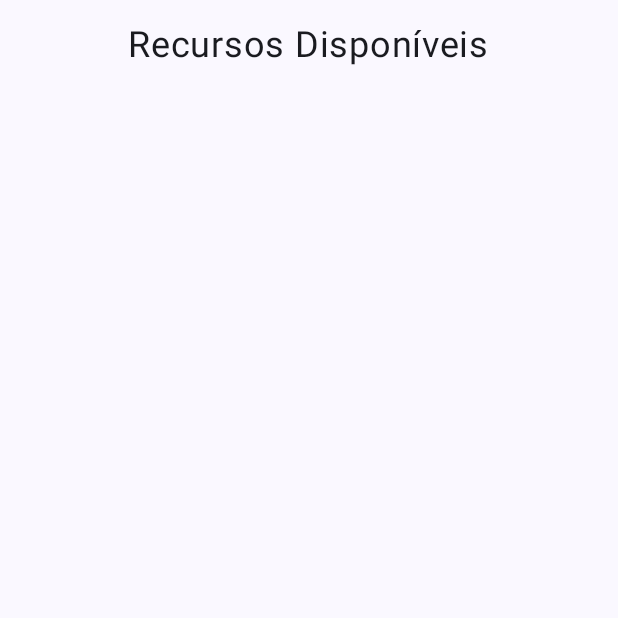
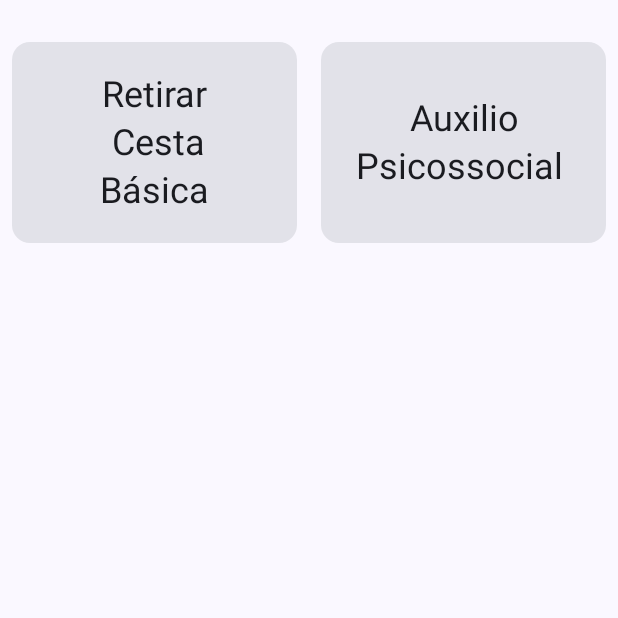
Before and after one commit to PinheiroChequin/cras-santiago-conectado, an Android app built with Jetpack Compose: the ConsultResourcesActivity screen opened through its navigation route, on a phone screen of 412 x 824 dp, the top half of it. Run offline under Robolectric (Android 15) with nearby library versions, the phone set to English and light mode, and no system bars; our stand-ins replace Firebase (no records; nobody signed in at launch, a user with empty details on screens opened directly), livedata-compose.

Commit message:
Resource Class mocks

```diff
--- /dev/null
+++ b/app/src/main/java/com/projeto/cras/models/ResourceClassModel.kt
@@ -0,0 +1,6 @@
+package com.projeto.cras.models
+
+data class ResourceClassModel(
+    val id: String,
+    val name: String,
+)
--- a/app/src/main/java/com/projeto/cras/ui/activities/ConsultResourceActivity.kt
+++ b/app/src/main/java/com/projeto/cras/ui/activities/ConsultResourceActivity.kt
@@ -2,6 +2,9 @@ package com.projeto.cras.ui.activities
 
 import android.widget.Toast
 import androidx.compose.foundation.layout.*
+import androidx.compose.foundation.lazy.LazyColumn
+import androidx.compose.foundation.lazy.grid.GridCells
+import androidx.compose.foundation.lazy.grid.LazyVerticalGrid
 import androidx.compose.material3.*
 import androidx.compose.runtime.*
 import androidx.compose.runtime.livedata.observeAsState
@@ -13,6 +16,8 @@ import androidx.compose.ui.unit.sp
 import androidx.lifecycle.viewmodel.compose.viewModel
 import androidx.navigation.NavController
 import com.projeto.cras.models.Resource
+import com.projeto.cras.models.ResourceClassModel
+import com.projeto.cras.ui.components.ResourceClassCard
 import com.projeto.cras.viewmodel.AuthViewModel
 import com.projeto.cras.viewmodel.RequestStatus
 import com.projeto.cras.viewmodel.ResourceViewModel
@@ -30,23 +35,50 @@ fun ConsultResourcesActivity(
 
     var selectedResource by remember { mutableStateOf<Resource?>(null) }
 
-    Column(
-        modifier = modifier
-            .fillMaxSize()
-            .padding(16.dp),
-        verticalArrangement = Arrangement.Top,
-        horizontalAlignment = Alignment.CenterHorizontally
+    val resourceClasses by remember { mutableStateOf<List<ResourceClassModel>>(
+        // mocks pq ainda nao foi implementada o viewmodel
+        listOf(
+            ResourceClassModel(
+                id = "1",
+                name = "Retirar\n" +
+                        " Cesta\n" +
+                        " Básica "
+            ),
+            ResourceClassModel(
+                id = "2",
+                name = "Auxilio\n" +
+                        "Psicossocial "
+            ),
+            )
+    ) }
+    LazyVerticalGrid(
+        columns = GridCells.Fixed(2),
+        modifier = Modifier.fillMaxSize()
+            .padding(vertical = 20.dp)
     ) {
-        Text(text = "Recursos Disponíveis", fontSize = 24.sp)
-        Spacer(modifier = Modifier.height(16.dp))
-
-        filteredResources.forEach { resource ->
-            ResourceItem(resource = resource) {
-                selectedResource = resource
-            }
-            Spacer(modifier = Modifier.height(8.dp))
+        items(resourceClasses.size) { i ->
+            ResourceClassCard(
+                resourceClass = resourceClasses[i],
+            )
         }
-
-        Spacer(modifier = Modifier.height(16.dp))
     }
+//    Column(
+//        modifier = modifier
+//            .fillMaxSize()
+//            .padding(16.dp),
+//        verticalArrangement = Arrangement.Top,
+//        horizontalAlignment = Alignment.CenterHorizontally
+//    ) {
+//        Text(text = "Recursos Disponíveis", fontSize = 24.sp)
+//        Spacer(modifier = Modifier.height(16.dp))
+//
+//        filteredResources.forEach { resource ->
+//            ResourceItem(resource = resource) {
+//                selectedResource = resource
+//            }
+//            Spacer(modifier = Modifier.height(8.dp))
+//        }
+//
+//        Spacer(modifier = Modifier.height(16.dp))
+//    }
 }
--- /dev/null
+++ b/app/src/main/java/com/projeto/cras/ui/components/ResourceClassCard.kt
@@ -0,0 +1,34 @@
+package com.projeto.cras.ui.components
+
+import androidx.compose.foundation.layout.Box
+import androidx.compose.foundation.layout.padding
+import androidx.compose.foundation.layout.size
+import androidx.compose.material3.Card
+import androidx.compose.runtime.Composable
+import androidx.compose.ui.Alignment
+import androidx.compose.ui.Modifier
+import androidx.compose.ui.unit.dp
+import com.projeto.cras.models.ResourceClassModel
+import androidx.compose.foundation.layout.*
+import androidx.compose.material3.*
+import androidx.compose.ui.text.style.TextAlign
+
+@Composable
+fun ResourceClassCard(resourceClass: ResourceClassModel) {
+    Card(
+        modifier = Modifier
+            .size(150.dp)
+            .padding(8.dp),
+    ) {
+        Box(
+            contentAlignment = Alignment.Center,
+            modifier = Modifier.fillMaxSize()
+        ) {
+            Text(
+                text = resourceClass.name,
+                style = MaterialTheme.typography.headlineSmall,
+                textAlign = TextAlign.Center
+            )
+        }
+    }
+}
```
